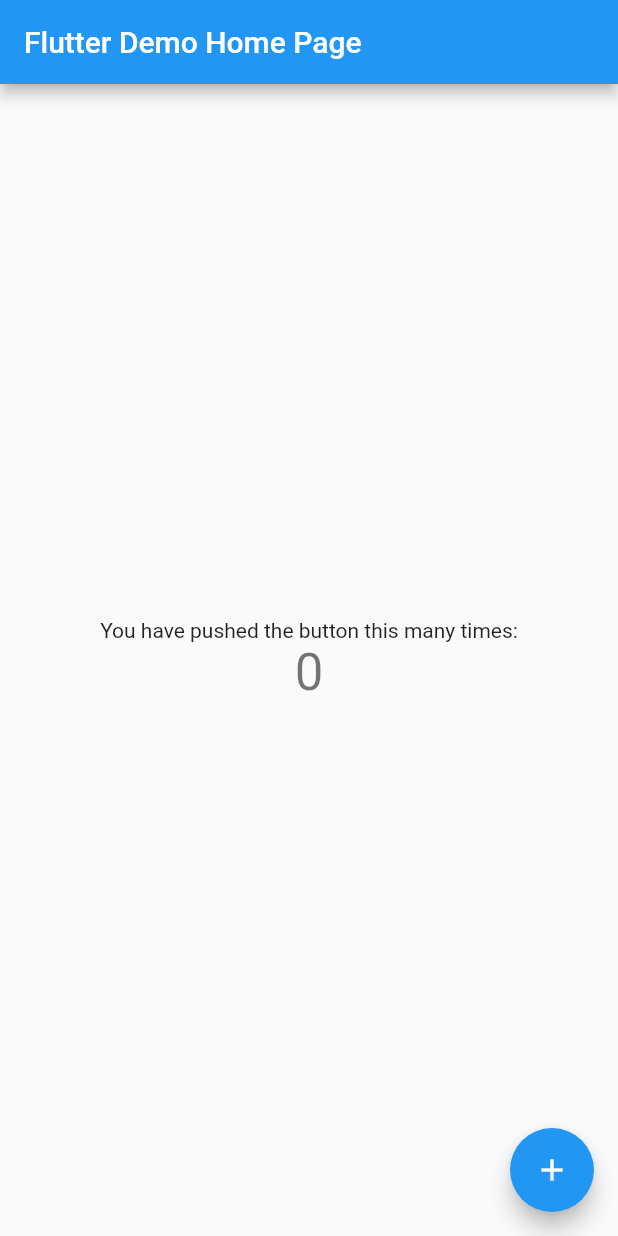
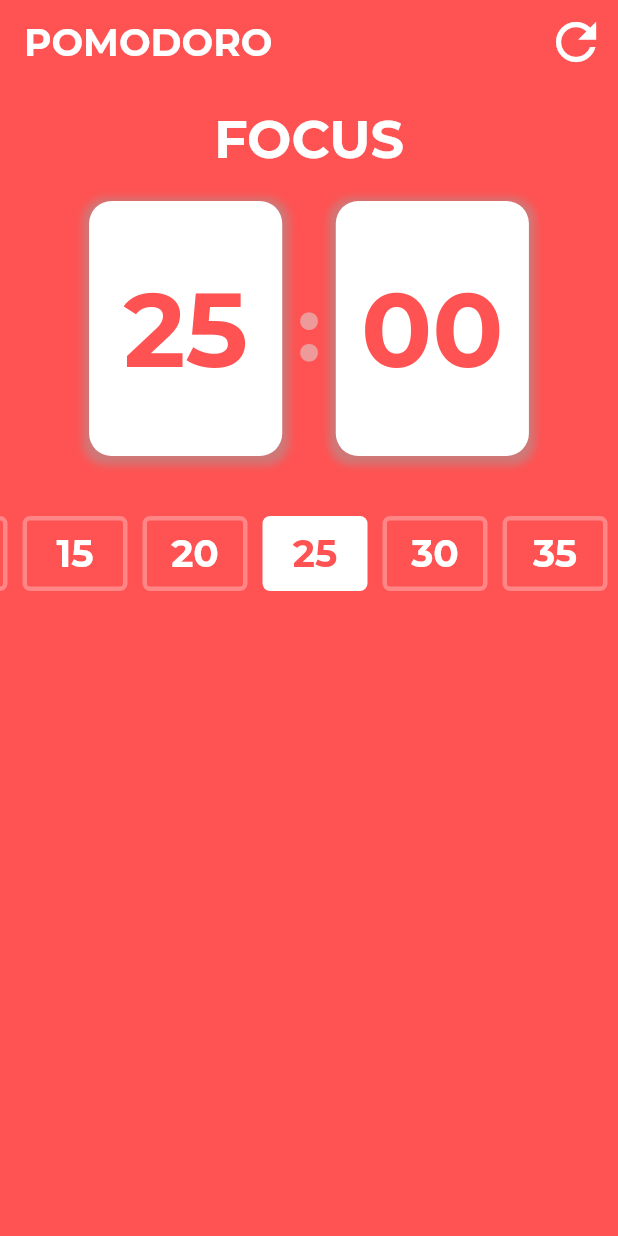
Before and after one commit to ahlgren1234/pomodoro, a Flutter app: the screen it shows after launch, on a phone screen of 412 x 824 dp. Run offline on Flutter 3.47's test engine with Material 2 defaults, Android fonts, the phone set to English and light mode, and no system bars; our stand-ins replace google_fonts.

Commit message:
Building the ui

```diff
--- a/lib/main.dart
+++ b/lib/main.dart
@@ -1,4 +1,5 @@
 import 'package:flutter/material.dart';
+import 'package:pomodoro/pomodoroscreen.dart';
 
 void main() {
   runApp(const MyApp());
@@ -10,106 +11,7 @@ class MyApp extends StatelessWidget {
   // This widget is the root of your application.
   @override
   Widget build(BuildContext context) {
-    return MaterialApp(
-      title: 'Flutter Demo',
-      theme: ThemeData(
-        // This is the theme of your application.
-        //
-        // Try running your application with "flutter run". You'll see the
-        // application has a blue toolbar. Then, without quitting the app, try
-        // changing the primarySwatch below to Colors.green and then invoke
-        // "hot reload" (press "r" in the console where you ran "flutter run",
-        // or simply save your changes to "hot reload" in a Flutter IDE).
-        // Notice that the counter didn't reset back to zero; the application
-        // is not restarted.
-        primarySwatch: Colors.blue,
-      ),
-      home: const MyHomePage(title: 'Flutter Demo Home Page'),
-    );
+    return const MaterialApp(
+        debugShowCheckedModeBanner: false, home: PomodoroScreen());
   }
 }
-
-class MyHomePage extends StatefulWidget {
-  const MyHomePage({super.key, required this.title});
-
-  // This widget is the home page of your application. It is stateful, meaning
-  // that it has a State object (defined below) that contains fields that affect
-  // how it looks.
-
-  // This class is the configuration for the state. It holds the values (in this
-  // case the title) provided by the parent (in this case the App widget) and
-  // used by the build method of the State. Fields in a Widget subclass are
-  // always marked "final".
-
-  final String title;
-
-  @override
-  State<MyHomePage> createState() => _MyHomePageState();
-}
-
-class _MyHomePageState extends State<MyHomePage> {
-  int _counter = 0;
-
-  void _incrementCounter() {
-    setState(() {
-      // This call to setState tells the Flutter framework that something has
-      // changed in this State, which causes it to rerun the build method below
-      // so that the display can reflect the updated values. If we changed
-      // _counter without calling setState(), then the build method would not be
-      // called again, and so nothing would appear to happen.
-      _counter++;
-    });
-  }
-
-  @override
-  Widget build(BuildContext context) {
-    // This method is rerun every time setState is called, for instance as done
-    // by the _incrementCounter method above.
-    //
-    // The Flutter framework has been optimized to make rerunning build methods
-    // fast, so that you can just rebuild anything that needs updating rather
-    // than having to individually change instances of widgets.
-    return Scaffold(
-      appBar: AppBar(
-        // Here we take the value from the MyHomePage object that was created by
-        // the App.build method, and use it to set our appbar title.
-        title: Text(widget.title),
-      ),
-      body: Center(
-        // Center is a layout widget. It takes a single child and positions it
-        // in the middle of the parent.
-        child: Column(
-          // Column is also a layout widget. It takes a list of children and
-          // arranges them vertically. By default, it sizes itself to fit its
-          // children horizontally, and tries to be as tall as its parent.
-          //
-          // Invoke "debug painting" (press "p" in the console, choose the
-          // "Toggle Debug Paint" action from the Flutter Inspector in Android
-          // Studio, or the "Toggle Debug Paint" command in Visual Studio Code)
-          // to see the wireframe for each widget.
-          //
-          // Column has various properties to control how it sizes itself and
-          // how it positions its children. Here we use mainAxisAlignment to
-          // center the children vertically; the main axis here is the vertical
-          // axis because Columns are vertical (the cross axis would be
-          // horizontal).
-          mainAxisAlignment: MainAxisAlignment.center,
-          children: <Widget>[
-            const Text(
-              'You have pushed the button this many times:',
-            ),
-            Text(
-              '$_counter',
-              style: Theme.of(context).textTheme.headline4,
-            ),
-          ],
-        ),
-      ),
-      floatingActionButton: FloatingActionButton(
-        onPressed: _incrementCounter,
-        tooltip: 'Increment',
-        child: const Icon(Icons.add),
-      ), // This trailing comma makes auto-formatting nicer for build methods.
-    );
-  }
-}
--- /dev/null
+++ b/lib/pomodoroscreen.dart
@@ -0,0 +1,50 @@
+import 'package:flutter/material.dart';
+import 'package:pomodoro/widgets/timeoptions.dart';
+import 'package:pomodoro/widgets/timercard.dart';
+import 'utils.dart';
+
+class PomodoroScreen extends StatelessWidget {
+  const PomodoroScreen({super.key});
+
+  @override
+  Widget build(BuildContext context) {
+    return Scaffold(
+      backgroundColor: Colors.redAccent,
+      appBar: AppBar(
+        elevation: 0,
+        backgroundColor: Colors.redAccent,
+        title: Text(
+          "POMODORO",
+          style: textStyle(25, Colors.white, FontWeight.w700),
+        ),
+        actions: [
+          IconButton(
+            icon: const Icon(
+              Icons.refresh,
+              color: Colors.white,
+            ),
+            iconSize: 40,
+            onPressed: () {},
+          ),
+        ],
+      ),
+      body: SingleChildScrollView(
+        child: Container(
+          alignment: Alignment.center,
+          child: Column(
+            children: [
+              const SizedBox(
+                height: 15,
+              ),
+              const TimerCard(),
+              const SizedBox(
+                height: 40,
+              ),
+              TimeOptions(),
+            ],
+          ),
+        ),
+      ),
+    );
+  }
+}
--- /dev/null
+++ b/lib/utils.dart
@@ -0,0 +1,21 @@
+import 'package:flutter/material.dart';
+import 'package:google_fonts/google_fonts.dart';
+
+TextStyle textStyle(double size,
+    [Color color = Colors.white, FontWeight fw = FontWeight.w700]) {
+  return GoogleFonts.montserrat(fontSize: size, color: color, fontWeight: fw);
+}
+
+List selectableTimes = [
+  "300",
+  "600",
+  "900",
+  "1200",
+  "1500",
+  "1800",
+  "2100",
+  "2400",
+  "2700",
+  "3000",
+  "3300"
+];
--- /dev/null
+++ b/lib/widgets/timeoptions.dart
@@ -0,0 +1,47 @@
+import 'package:flutter/material.dart';
+import 'package:pomodoro/utils.dart';
+
+class TimeOptions extends StatelessWidget {
+  double selectedTime = 1500;
+
+  @override
+  Widget build(BuildContext context) {
+    return SingleChildScrollView(
+      controller: ScrollController(initialScrollOffset: 155),
+      scrollDirection: Axis.horizontal,
+      child: Row(
+        children: selectableTimes.map((time) {
+          return Container(
+            margin: const EdgeInsets.only(left: 10),
+            width: 70,
+            height: 50,
+            decoration: int.parse(time) == selectedTime
+                ? BoxDecoration(
+                    color: Colors.white,
+                    borderRadius: BorderRadius.circular(5),
+                  )
+                : BoxDecoration(
+                    border: Border.all(
+                      width: 3,
+                      color: Colors.white30,
+                    ),
+                    borderRadius: BorderRadius.circular(5),
+                  ),
+            child: Center(
+              child: Text(
+                (int.parse(time) ~/ 60).toString(),
+                style: textStyle(
+                  25,
+                  int.parse(time) == selectedTime
+                      ? Colors.redAccent
+                      : Colors.white,
+                  FontWeight.w700,
+                ),
+              ),
+            ),
+          );
+        }).toList(),
+      ),
+    );
+  }
+}
--- /dev/null
+++ b/lib/widgets/timercard.dart
@@ -0,0 +1,106 @@
+import 'package:flutter/material.dart';
+import 'package:pomodoro/utils.dart';
+
+class TimerCard extends StatelessWidget {
+  const TimerCard({super.key});
+
+  @override
+  Widget build(BuildContext context) {
+    return Column(
+      children: [
+        Text(
+          "FOCUS",
+          style: textStyle(
+            35,
+            Colors.white,
+            FontWeight.w700,
+          ),
+        ),
+        const SizedBox(
+          height: 20,
+        ),
+        Row(
+          mainAxisAlignment: MainAxisAlignment.center,
+          children: [
+            Container(
+              width: MediaQuery.of(context).size.width / 3.2,
+              height: 170,
+              decoration: BoxDecoration(
+                color: Colors.white,
+                borderRadius: BorderRadius.circular(
+                  15,
+                ),
+                boxShadow: [
+                  BoxShadow(
+                    color: Colors.grey.withOpacity(0.5),
+                    spreadRadius: 4,
+                    blurRadius: 4,
+                    offset: const Offset(
+                      0,
+                      2,
+                    ),
+                  ),
+                ],
+              ),
+              child: Center(
+                child: Text(
+                  "25",
+                  style: textStyle(
+                    70,
+                    Colors.redAccent,
+                    FontWeight.bold,
+                  ),
+                ),
+              ),
+            ),
+            const SizedBox(
+              width: 10,
+            ),
+            Text(
+              ":",
+              style: textStyle(
+                60,
+                Colors.red[200]!,
+                FontWeight.bold,
+              ),
+            ),
+            const SizedBox(
+              width: 10,
+            ),
+            Container(
+              width: MediaQuery.of(context).size.width / 3.2,
+              height: 170,
+              decoration: BoxDecoration(
+                color: Colors.white,
+                borderRadius: BorderRadius.circular(
+                  15,
+                ),
+                boxShadow: [
+                  BoxShadow(
+                    color: Colors.grey.withOpacity(0.5),
+                    spreadRadius: 4,
+                    blurRadius: 4,
+                    offset: const Offset(
+                      0,
+                      2,
+                    ),
+                  ),
+                ],
+              ),
+              child: Center(
+                child: Text(
+                  "00",
+                  style: textStyle(
+                    70,
+                    Colors.redAccent,
+                    FontWeight.bold,
+                  ),
+                ),
+              ),
+            ),
+          ],
+        ),
+      ],
+    );
+  }
+}
--- a/pubspec.yaml
+++ b/pubspec.yaml
@@ -29,9 +29,10 @@ environment:
 # the latest version available on pub.dev. To see which dependencies have newer
 # versions available, run `flutter pub outdated`.
 dependencies:
+  provider:
+  google_fonts:
   flutter:
     sdk: flutter
-
 
   # The following adds the Cupertino Icons font to your application.
   # Use with the CupertinoIcons class for iOS style icons.
@@ -53,7 +54,6 @@ dev_dependencies:
 
 # The following section is specific to Flutter packages.
 flutter:
-
   # The following line ensures that the Material Icons font is
   # included with your application, so that you can use the icons in
   # the material Icons class.
```
Also changed, not shown: pubspec.lock, 10 other files.
